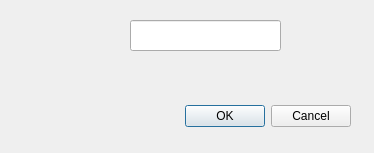
Old version of the form newcategorydialog.ui in the repository hizkiaadrian/scheduler.
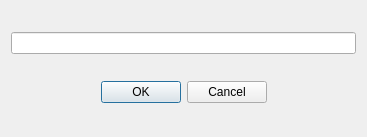
New version of the form.

Commit message: Disable OK button if input is empty or already exists

What changed in the file:
```diff
--- a/newcategorydialog.ui
+++ b/newcategorydialog.ui
@@ -6,39 +6,31 @@
    <rect>
     <x>0</x>
     <y>0</y>
-    <width>374</width>
-    <height>153</height>
+    <width>367</width>
+    <height>137</height>
    </rect>
   </property>
   <property name="windowTitle">
    <string>Add a new category</string>
   </property>
+  <layout class="QGridLayout" name="gridLayout_2">
+   <item row="1" column="0">
+    <widget class="QLineEdit" name="lineEdit"/>
+   </item>
+   <item row="2" column="0">
   <widget class="QDialogButtonBox" name="buttonBox">
-   <property name="geometry">
-    <rect>
-     <x>10</x>
-     <y>100</y>
-     <width>341</width>
-     <height>32</height>
-    </rect>
-   </property>
    <property name="orientation">
     <enum>Qt::Horizontal</enum>
    </property>
    <property name="standardButtons">
     <set>QDialogButtonBox::Cancel|QDialogButtonBox::Ok</set>
    </property>
-  </widget>
-  <widget class="QLineEdit" name="lineEdit">
-   <property name="geometry">
-    <rect>
-     <x>130</x>
-     <y>20</y>
-     <width>151</width>
-     <height>31</height>
-    </rect>
-   </property>
-  </widget>
+     <property name="centerButtons">
+      <bool>true</bool>
+     </property>
+    </widget>
+   </item>
+  </layout>
  </widget>
  <resources/>
  <connections>
```
Lines whose indentation alone changed are shown as unchanged. The commit also changes 4 other files.
